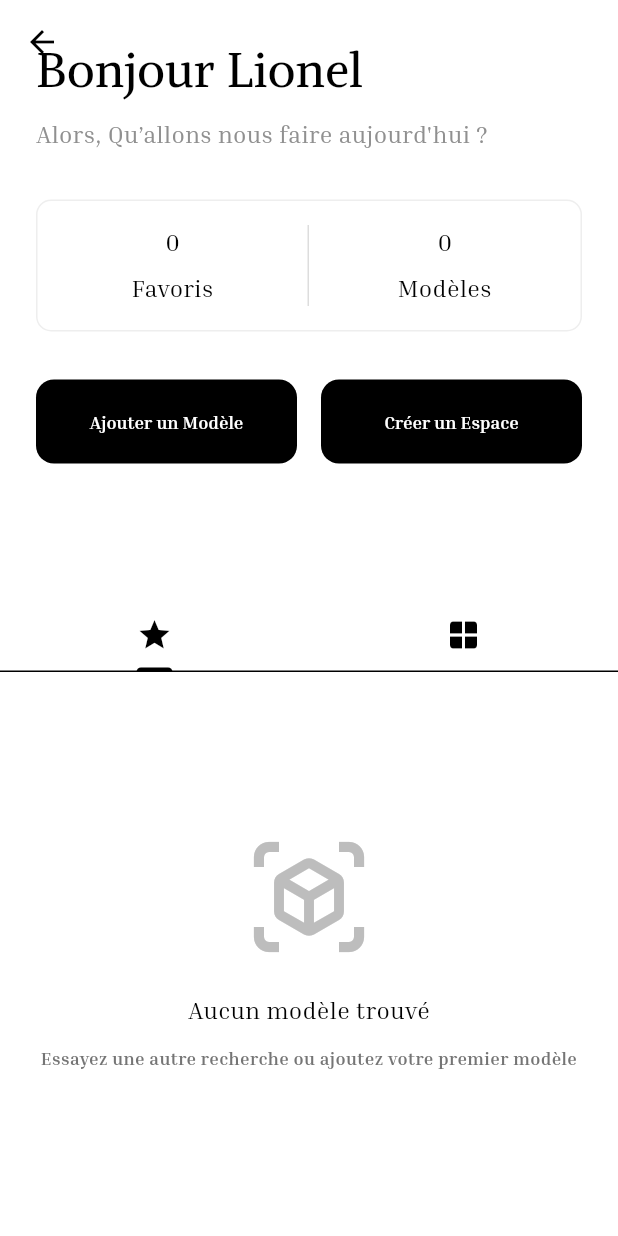
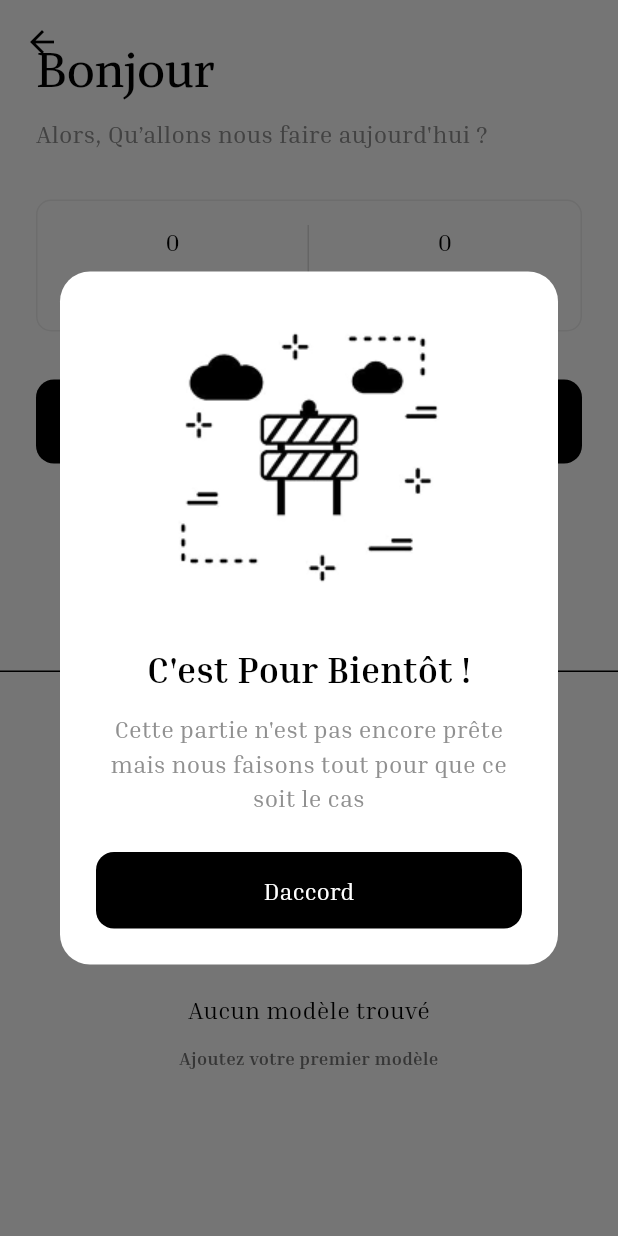
Before and after one commit to Strife-cyber/heritage_lens, a Flutter app: the ProfileScreen screen opened directly, after a tap on "Ajouter un Modèle", on a phone screen of 412 x 824 dp. Run offline on Flutter 3.47's test engine with Material 3 defaults, Android fonts, the phone set to English and light mode, and no system bars; our stand-ins replace appwrite, better_player_plus, cached_network_image, cloud_firestore, firebase_auth, firebase_core and 7 more; missing offline and left inert: flutter_unity_widget_2; accounts and stored records are empty; generated files the repository leaves out were written again; project files that could hold a hidden picture were left out.

Commit message:
Lionel : Adds all UI modifs done. If anything else add a TODO or call me

```diff
--- a/lib/views/home.dart
+++ b/lib/views/home.dart
@@ -68,7 +68,7 @@ class _HomeState extends ConsumerState<Home> with SingleTickerProviderStateMixin
       // Use TabBarView to allow swiping between pages
       body: TabBarView(
         controller: _tabController,
-        physics: const BouncingScrollPhysics(),
+        physics: const NeverScrollableScrollPhysics(), //No swiping
         children: _pages,
       ),
 
--- a/lib/views/pages/profile_screen.dart
+++ b/lib/views/pages/profile_screen.dart
@@ -1,7 +1,10 @@
 import 'package:flutter/material.dart';
 import 'package:flutter_riverpod/flutter_riverpod.dart';
+import 'package:heritage_lens/services/auth_service.dart';
 import 'package:heritage_lens/services/model_service.dart';
 import 'package:cached_network_image/cached_network_image.dart';
+import 'package:heritage_lens/views/pages/details_screen.dart';
+import 'package:heritage_lens/views/widgets/coming_soon_modal.dart';
 import 'package:heritage_lens/views/widgets/standard_button.dart';
 import 'package:heritage_lens/views/widgets/standard_text_helpers.dart';
 
@@ -19,16 +22,18 @@ class _ProfileScreenState extends ConsumerState<ProfileScreen> {
   List<ARModel> _userModels = [];
   bool _isLoadingFavorites = true;
   bool _isLoadingUserModels = true;
-  final _username = "Lionel";
+  bool _isLoadingUserName = true;
+  String _username = "";
 
   @override
   void initState() {
     super.initState();
+    _loadUserName();
     _loadFavoriteModels();
     _loadUserModels();
   }
 
-  Future<void> _loadFavoriteModels() async {
+  Future<void> _loadFavoriteModels() async { // TODO : THIS SHOULD RETURN ACTUAL FAVORITES
     _isLoadingFavorites = true;
     try {
       final query = await ref
@@ -51,7 +56,24 @@ class _ProfileScreenState extends ConsumerState<ProfileScreen> {
     }
   }
 
-  Future<void> _loadUserModels() async {
+  Future<void> _loadUserName()  async {
+    _isLoadingUserName = true;
+    try {
+      final user = ref.read(currentUserProvider).value;
+
+      if (mounted) {
+        setState(() {
+          _username = user!.displayName ?? "";
+          _isLoadingUserName = false;
+        });
+      }
+
+    } catch (e) {
+      debugPrint('Erreur chargement utilisateur: $e');
+    }
+  }
+
+  Future<void> _loadUserModels() async { // TODO : THIS SHOULD RETURN ACTUAL USER MODELS SO EMPTY FOR V1
     _isLoadingUserModels = true;
     try {
       final query = await ref
@@ -76,11 +98,11 @@ class _ProfileScreenState extends ConsumerState<ProfileScreen> {
 
   @override
   Widget build(BuildContext context) {
-    // if (_isLoading) {
-    //   return const Scaffold(
-    //     body: Center(child: CircularProgressIndicator()),
-    //   );
-    // }
+    if (_isLoadingFavorites || _isLoadingUserModels || _isLoadingFavorites) {
+      return const Scaffold(
+        body: Center(child: CircularProgressIndicator()),
+      );
+    }
 
     return Scaffold(
       body: SafeArea(
@@ -163,10 +185,10 @@ class _ProfileScreenState extends ConsumerState<ProfileScreen> {
                               Expanded(
                                 child: StandardButton(
                                   child: Text(
-                                    "Ajouter un Modèle",
+                                    "Ajouter un Modèle", // TODO : This button shows strangely on widths below 365... Dunamis suggest smth or we leave it like that.
                                     style: AppText.bodySW(),
                                   ),
-                                  onPressed: () => {},
+                                  onPressed: () => showComingSoonModal(context),
                                 ),
                               ),
                               SizedBox(width: 16),
@@ -176,7 +198,7 @@ class _ProfileScreenState extends ConsumerState<ProfileScreen> {
                                     "Créer un Espace",
                                     style: AppText.bodySW(),
                                   ),
-                                  onPressed: () => {},
+                                  onPressed: () => showComingSoonModal(context),
                                 ),
                               ),
                             ],
@@ -219,6 +241,7 @@ class _ProfileScreenState extends ConsumerState<ProfileScreen> {
       return _buildEmptyState();
     }
     return GridView.builder(
+      // Added : clicking on any of them leads to detailpage
       // Fix: These two lines are critical for grids inside NestedScrollView
       physics: const ClampingScrollPhysics(),
       padding: EdgeInsets.zero,
@@ -229,7 +252,14 @@ class _ProfileScreenState extends ConsumerState<ProfileScreen> {
       ),
       itemCount: models.length,
       itemBuilder: (context, index) => models[index].thumbnailUrl.isNotEmpty
-          ? CachedNetworkImage(
+          ? GestureDetector(
+            onTap: () {
+              Navigator.push(
+                context,
+                MaterialPageRoute(builder: (context) => DetailScreen(model: models[index])),
+              );
+            },
+            child: CachedNetworkImage(
                 //Images in 1080p so it is better to append /preview to get something lighter
                 imageUrl: models[index].thumbnailUrl,
                 width: double.infinity,
@@ -249,6 +279,7 @@ class _ProfileScreenState extends ConsumerState<ProfileScreen> {
                 ),
                 // Durée de l'animation d'apparition
                 fadeInDuration: const Duration(milliseconds: 500),
+              ),
           )
           : Container(color: Colors.grey[200]),
     );
@@ -264,7 +295,7 @@ class _ProfileScreenState extends ConsumerState<ProfileScreen> {
           Text('Aucun modèle trouvé', style: AppText.bodyM()),
           const SizedBox(height: 12),
           Text(
-            'Essayez une autre recherche ou ajoutez votre premier modèle',
+            'Ajoutez votre premier modèle',
             style: AppText.bodyS().copyWith(
               fontSize: 12,
               color: Colors.grey[600],
--- /dev/null
+++ b/lib/views/widgets/coming_soon_modal.dart
@@ -0,0 +1,71 @@
+import 'package:flutter/material.dart';
+import 'package:heritage_lens/views/widgets/standard_text_helpers.dart';
+
+void showComingSoonModal(BuildContext context) {
+    showDialog(
+      context: context,
+      barrierDismissible: true,
+      builder: (BuildContext dialogContext) {
+        return Dialog(
+          shape: RoundedRectangleBorder(
+            borderRadius: BorderRadius.circular(20),
+          ),
+          child: Padding(
+            padding: const EdgeInsets.all(24.0),
+            child: Column(
+              mainAxisSize: MainAxisSize.min,
+              children: [
+                // Illustration
+                SizedBox(
+                  key: const ValueKey('coming-soon'),
+                  width: 200,
+                  height: 200,
+                  child: Image.asset(
+                    'assets/images/coming_soon.png',
+                    fit: BoxFit.contain,
+                  ),
+                ),
+                const SizedBox(height: 24),
+
+                // Title
+                Text(
+                  "C'est Pour Bientôt !",
+                  style: AppText.titleM(),
+                  textAlign: TextAlign.center,
+                ),
+                const SizedBox(height: 12),
+
+                // Subtitle
+                Text(
+                  "Cette partie n'est pas encore prête mais nous faisons tout pour que ce soit le cas",
+                  style: AppText.bodyMG(),
+                  textAlign: TextAlign.center,
+                ),
+                const SizedBox(height: 24),
+
+                // Daccord button
+                SizedBox(
+                  width: double.infinity,
+                  child: ElevatedButton(
+                    onPressed: () => Navigator.of(dialogContext).pop(),
+                    style: ElevatedButton.styleFrom(
+                      backgroundColor: Colors.black,
+                      foregroundColor: Colors.white,
+                      padding: const EdgeInsets.symmetric(vertical: 16),
+                      shape: RoundedRectangleBorder(
+                        borderRadius: BorderRadius.circular(12),
+                      ),
+                    ),
+                    child: const Text(
+                      'Daccord',
+                      style: TextStyle(fontSize: 16, fontWeight: FontWeight.w500),
+                    ),
+                  ),
+                ),
+              ],
+            ),
+          ),
+        );
+      },
+    );
+  }
```
Also changed, not shown: lib/main.dart (+15 -15 lines), lib/views/auth/login_screen.dart (+4 -4 lines), lib/views/auth/register_screen.dart (+7 -3 lines), lib/views/pages/details_screen.dart (+41 -26 lines), lib/views/pages/discover_screen.dart (+4 -4 lines), lib/views/pages/space_screen.dart (+7 -4 lines), lib/views/widgets/ar_not_compatible.dart (added, +100 -0 lines), assets/images/coming_soon.png (added), assets/images/coming_soon.svg (added), pubspec.lock. Lines whose indentation alone changed are shown as unchanged.
